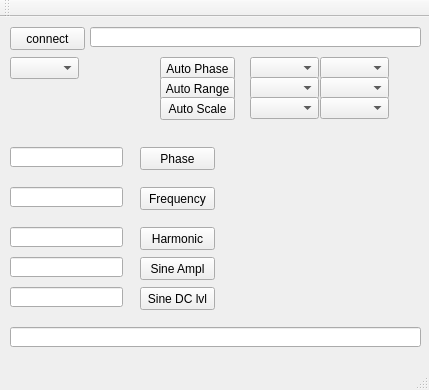
Old version of the form SerialPortCommunicationQt/SerialPortCommunication/SRS/LockInAmplifier/Final_Lock-In-Amplifier/mainwindow.ui in the repository vicvict/Lock-In-Amplifier.
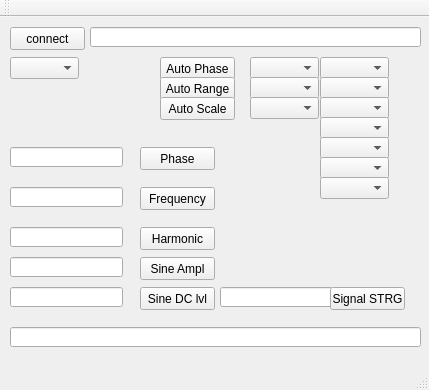
New version of the form.

What changed in the file:
```diff
--- a/SerialPortCommunicationQt/SerialPortCommunication/SRS/LockInAmplifier/Final_Lock-In-Amplifier/mainwindow.ui
+++ b/SerialPortCommunicationQt/SerialPortCommunication/SRS/LockInAmplifier/Final_Lock-In-Amplifier/mainwindow.ui
@@ -271,6 +271,69 @@
      <string>Auto Scale</string>
     </property>
    </widget>
+   <widget class="QComboBox" name="comboBoxInputVoltageCoupling">
+    <property name="geometry">
+     <rect>
+      <x>320</x>
+      <y>100</y>
+      <width>69</width>
+      <height>22</height>
+     </rect>
+    </property>
+   </widget>
+   <widget class="QComboBox" name="comboBoxInputVoltageShields">
+    <property name="geometry">
+     <rect>
+      <x>320</x>
+      <y>120</y>
+      <width>69</width>
+      <height>22</height>
+     </rect>
+    </property>
+   </widget>
+   <widget class="QComboBox" name="comboBoxInputVoltageRange">
+    <property name="geometry">
+     <rect>
+      <x>320</x>
+      <y>140</y>
+      <width>69</width>
+      <height>22</height>
+     </rect>
+    </property>
+   </widget>
+   <widget class="QComboBox" name="comboBoxInputCurrentGain">
+    <property name="geometry">
+     <rect>
+      <x>320</x>
+      <y>160</y>
+      <width>69</width>
+      <height>22</height>
+     </rect>
+    </property>
+   </widget>
+   <widget class="QLineEdit" name="lineEditSignalStrength">
+    <property name="geometry">
+     <rect>
+      <x>220</x>
+      <y>270</y>
+      <width>113</width>
+      <height>20</height>
+     </rect>
+    </property>
+   </widget>
+   <widget class="QPushButton" name="pushButtonSignalStrength">
+    <property name="geometry">
+     <rect>
+      <x>330</x>
+      <y>270</y>
+      <width>75</width>
+      <height>23</height>
+     </rect>
+    </property>
+    <property name="text">
+     <string>Signal STRG</string>
+    </property>
+   </widget>
   </widget>
   <widget class="QMenuBar" name="menuBar">
    <property name="geometry">
```
